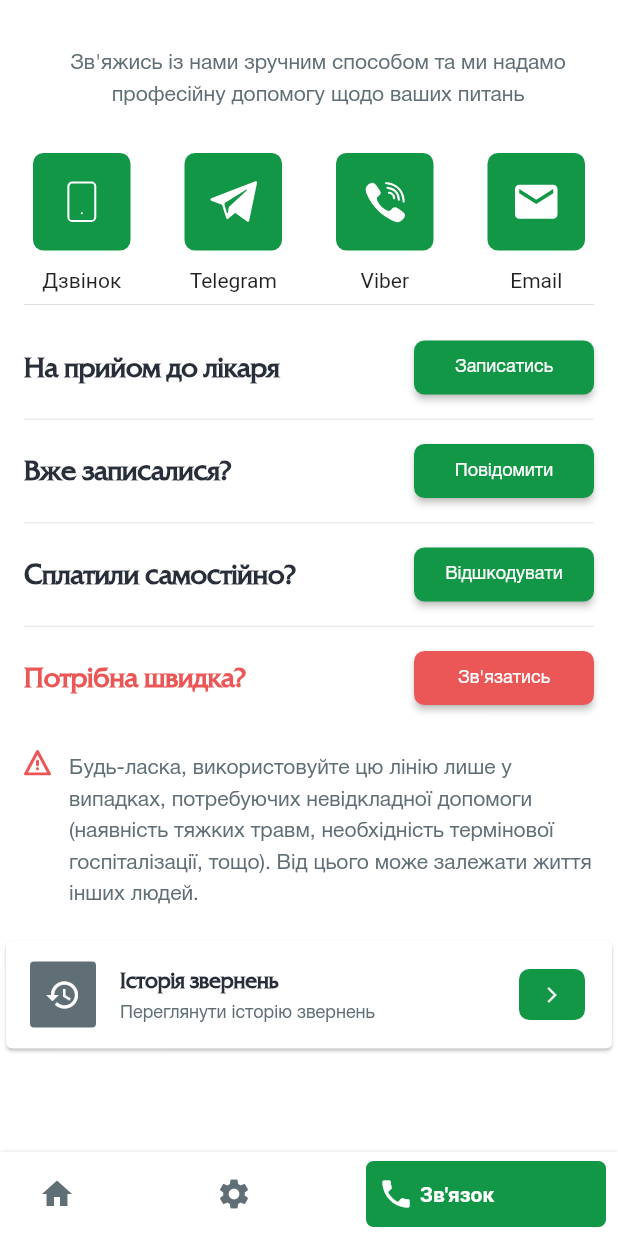
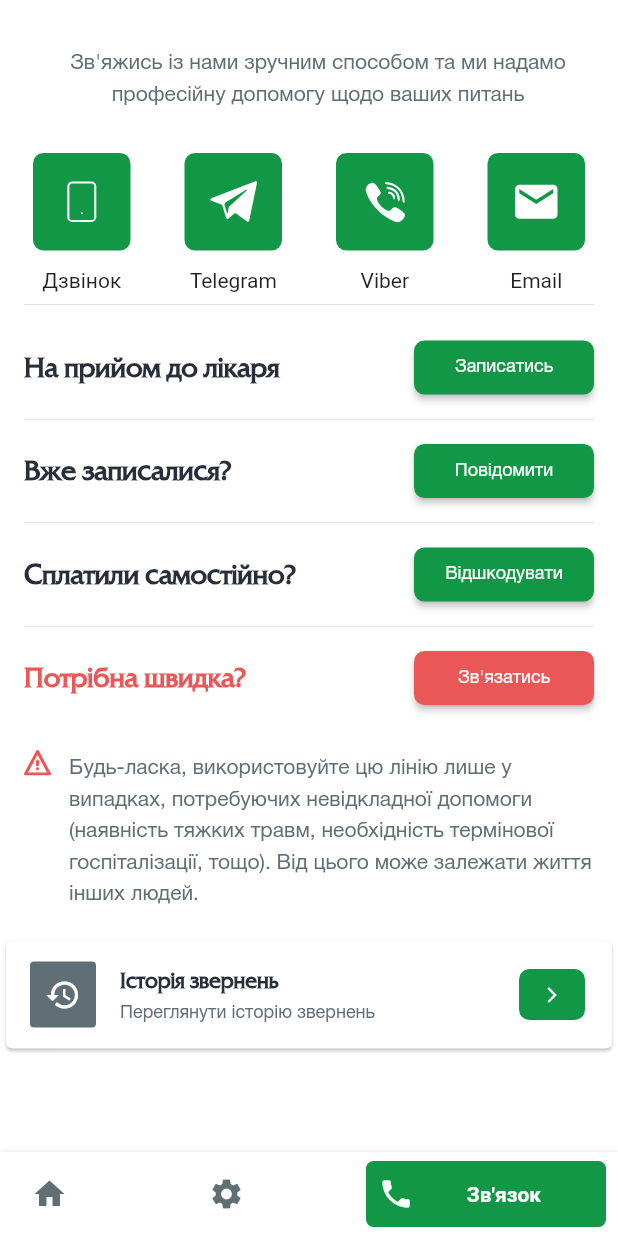
Before and after one commit to MartychDenys/Arsenal, a Flutter app: the MainPage screen opened by its route, after a tap on "Зв'язок з асистансом", on a phone screen of 412 x 824 dp. Run offline on Flutter 3.47's test engine with Material 2 defaults, Android fonts, the phone set to English and light mode, and no system bars; our stand-ins replace circular_check_box, flutter_svg, qr_flutter, shared_preferences; missing offline and left inert: flag; accounts and stored records are empty.

Commit message:
fix(AR-90):change destination page, after press exit button fix(AR-95):change bottom navy bar text align. change button height

```diff
--- a/lib/bottom_navigation/bar.dart
+++ b/lib/bottom_navigation/bar.dart
@@ -160,7 +160,7 @@ class _ItemWidget extends StatelessWidget {
             padding: EdgeInsets.symmetric(horizontal: 8),
             child: Row(
               mainAxisSize: MainAxisSize.max,
-              mainAxisAlignment: MainAxisAlignment.end,
+              mainAxisAlignment: MainAxisAlignment.center,
               crossAxisAlignment: CrossAxisAlignment.center,
               children: <Widget>[
                 IconTheme(
--- a/lib/main.dart
+++ b/lib/main.dart
@@ -3,11 +3,11 @@ import 'package:arsenal_app/locale/app_localizations.dart';
 import 'package:arsenal_app/screens/auth_page.dart';
 import 'package:arsenal_app/screens/bottom_navigation_page.dart';
 import 'package:arsenal_app/screens/come_to_doctor_page.dart';
-import 'package:arsenal_app/screens/communication_page.dart';
+import 'file:///C:/Users/Eugene/arsenal_app/lib/screens/communication_page/communication_page.dart';
 import 'package:arsenal_app/screens/doctor_coupon_page.dart';
 import 'package:arsenal_app/screens/history_page.dart';
 import 'package:arsenal_app/screens/languages_page.dart';
-import 'package:arsenal_app/screens/main_page.dart';
+import 'file:///C:/Users/Eugene/arsenal_app/lib/screens/home_page/home_page.dart';
 import 'package:arsenal_app/screens/pay_page.dart';
 import 'package:arsenal_app/screens/policy/conditions_page.dart';
 import 'package:arsenal_app/screens/policy/policy_page.dart';
--- a/lib/screens/auth_page.dart
+++ b/lib/screens/auth_page.dart
@@ -74,6 +74,8 @@ class _AuthPageState extends State<AuthPage> {
     return Container(
       height: 70,
       alignment: Alignment.center,
+      child: Padding(
+        padding: const EdgeInsets.symmetric(horizontal: 16),
         child: Column(
           children: [
             Text(
@@ -93,12 +95,14 @@ class _AuthPageState extends State<AuthPage> {
               textAlign: TextAlign.center,
               style: TextStyle(
                 fontSize: 13,
+                letterSpacing: 0.2,
                 color: Color.fromRGBO(96, 110, 117, 1),
                 fontWeight: FontWeight.w400,
                 fontFamily: 'HelveticaRegular',
               ),
             ),
           ],
+        ),
       ),
     );
   }
--- a/lib/screens/bottom_navigation_page.dart
+++ b/lib/screens/bottom_navigation_page.dart
@@ -1,8 +1,8 @@
 import 'package:arsenal_app/bottom_navigation/bar.dart';
 import 'package:arsenal_app/locale/app_localizations.dart';
-import 'package:arsenal_app/screens/communication_page.dart';
-import 'package:arsenal_app/screens/main_page.dart';
-import 'package:arsenal_app/screens/settings_page.dart';
+import 'file:///C:/Users/Eugene/arsenal_app/lib/screens/communication_page/communication_page.dart';
+import 'file:///C:/Users/Eugene/arsenal_app/lib/screens/home_page/home_page.dart';
+import 'file:///C:/Users/Eugene/arsenal_app/lib/screens/settings_page/settings_page.dart';
 import 'package:flutter/material.dart';
 import 'package:flutter_svg/flutter_svg.dart';
 
@@ -71,6 +71,7 @@ class _NavigationPageState extends State<NavigationPage> {
             ),
             activeColor: Colors.white,
             inactiveColor: Color.fromRGBO(96, 110, 117, 1),
+            textAlign: TextAlign.center,
           ),
           BottomNavigBarItem(
             title: Text(
@@ -81,6 +82,7 @@ class _NavigationPageState extends State<NavigationPage> {
             ),
             activeColor: Colors.white,
             inactiveColor: Color.fromRGBO(96, 110, 117, 1),
+            textAlign: TextAlign.center,
           ),
           BottomNavigBarItem(
             title: Text(
@@ -91,6 +93,7 @@ class _NavigationPageState extends State<NavigationPage> {
             ),
             activeColor: Colors.white,
             inactiveColor: Color.fromRGBO(96, 110, 117, 1),
+            textAlign: TextAlign.center,
           ),
         ],
       ),
--- a/lib/screens/main_page.dart
+++ b/lib/screens/home_page/home_page.dart
@@ -1,7 +1,7 @@
 import 'package:arsenal_app/locale/app_localizations.dart';
 import 'package:arsenal_app/screens/bottom_navigation_page.dart';
-import 'package:arsenal_app/widgets/icsurance_card.dart';
-import 'package:arsenal_app/widgets/user_info_card.dart';
+import 'file:///C:/Users/Eugene/arsenal_app/lib/screens/home_page/widgets/icsurance_card.dart';
+import 'file:///C:/Users/Eugene/arsenal_app/lib/screens/home_page/widgets/user_info_card.dart';
 import 'package:flutter/material.dart';
 import 'package:flutter_svg/flutter_svg.dart';
 import 'package:arsenal_app/const/styles-consts.dart';
@@ -19,7 +19,7 @@ class MainPage extends StatelessWidget {
             child: Column(
               children: [
                 UserInfoCard(),
-                CallAssistant(context),
+                callAssistant(context),
                 InsuranceCard(),
               ],
             ),
@@ -29,7 +29,7 @@ class MainPage extends StatelessWidget {
     );
   }
 
-  Widget CallAssistant(context) {
+  Widget callAssistant(context) {
     return Container(
       child: Column(
         children: [
@@ -53,7 +53,7 @@ class MainPage extends StatelessWidget {
               ),
               color: red,
               child: Padding(
-                padding: EdgeInsets.symmetric(vertical: 13),
+                padding: EdgeInsets.symmetric(vertical: 26),
                 child: Row(
                   mainAxisAlignment: MainAxisAlignment.center,
                   children: [
--- a/lib/screens/settings_page.dart
+++ b/lib/screens/settings_page/settings_page.dart
@@ -1,8 +1,8 @@
 import 'package:arsenal_app/locale/app_language.dart';
 import 'package:arsenal_app/locale/app_localizations.dart';
-import 'package:arsenal_app/widgets/exit_card.dart';
-import 'package:arsenal_app/widgets/language_card.dart';
-import 'package:arsenal_app/widgets/policy_card.dart';
+import 'file:///C:/Users/Eugene/arsenal_app/lib/screens/settings_page/widgets/exit_card.dart';
+import 'file:///C:/Users/Eugene/arsenal_app/lib/screens/settings_page/widgets/language_card.dart';
+import 'file:///C:/Users/Eugene/arsenal_app/lib/screens/settings_page/widgets/policy_card.dart';
 import 'package:flutter/material.dart';
 import 'package:provider/provider.dart';
 
--- a/lib/widgets/exit_card.dart
+++ b/lib/screens/settings_page/widgets/exit_card.dart
@@ -2,7 +2,7 @@ import 'package:arsenal_app/locale/app_localizations.dart';
 import 'package:flutter/material.dart';
 import 'package:flutter_svg/svg.dart';
 
-import 'dialogs/exit_dialog.dart';
+import '../../../widgets/dialogs/exit_dialog.dart';
 
 class ExitCard extends StatelessWidget {
   Widget build(BuildContext context) {
--- a/lib/widgets/call_menu.dart
+++ b/lib/widgets/call_menu.dart
@@ -17,22 +17,28 @@ class CallMenu extends StatelessWidget {
             CallMenuItem(
               title: AppLocalizations.of(context).translate('call'),
               iconPath: 'assets/icons/smartphone.svg',
-              messanger: TelegramDialog(),
+              messenger: TelegramDialog(),
+              buttonColor: Color.fromRGBO(18, 151, 71, 1),
             ),
             CallMenuItem(
               title: 'Telegram',
               iconPath: 'assets/icons/telegram.svg',
-              messanger: TelegramDialog(),
+              messenger: TelegramDialog(),
+              //buttonColor: Color.fromRGBO(60, 171, 221, 1),
+              buttonColor: Color.fromRGBO(18, 151, 71, 1),
             ),
             CallMenuItem(
               title: 'Viber',
               iconPath: 'assets/icons/viber.svg',
-              messanger: ViberDialog(),
+              messenger: ViberDialog(),
+              //buttonColor: Color.fromRGBO(123, 84, 155, 1),
+              buttonColor: Color.fromRGBO(18, 151, 71, 1),
             ),
             CallMenuItem(
               title: 'Email',
               iconPath: 'assets/icons/mail.svg',
-              messanger: ViberDialog(),
+              messenger: ViberDialog(),
+              buttonColor: Color.fromRGBO(18, 151, 71, 1),
             ),
           ],
         ),
--- a/lib/widgets/call_menu_item.dart
+++ b/lib/widgets/call_menu_item.dart
@@ -4,9 +4,14 @@ import 'package:flutter_svg/flutter_svg.dart';
 class CallMenuItem extends StatelessWidget {
   final String title;
   final String iconPath;
-  final Widget messanger;
+  final Widget messenger;
+  final Color buttonColor;
 
-  CallMenuItem({@required this.title, @required this.iconPath, this.messanger});
+  CallMenuItem(
+      {@required this.title,
+      @required this.iconPath,
+      this.messenger,
+      @required this.buttonColor});
 
   @override
   Widget build(BuildContext context) {
@@ -22,11 +27,11 @@ class CallMenuItem extends StatelessWidget {
                 showDialog(
                   context: context,
                   builder: (BuildContext ctx) {
-                    return messanger;
+                    return messenger;
                   },
                 );
               },
-              color: Color.fromRGBO(18, 151, 71, 1),
+              color: buttonColor,
               shape: RoundedRectangleBorder(
                 borderRadius: BorderRadius.circular(7.0),
               ),
--- a/lib/widgets/dialogs/exit_dialog.dart
+++ b/lib/widgets/dialogs/exit_dialog.dart
@@ -1,4 +1,5 @@
 import 'package:arsenal_app/locale/app_localizations.dart';
+import 'package:arsenal_app/screens/bottom_navigation_page.dart';
 import 'package:flutter/material.dart';
 import 'package:flutter/services.dart';
 import 'package:flutter_svg/flutter_svg.dart';
@@ -57,9 +58,7 @@ class ExitDialog extends StatelessWidget {
                 child: Center(
                   child: GestureDetector(
                     onTap: () {
-                      //Navigator.of(context).pop();
-                      SystemChannels.platform
-                          .invokeMethod<void>('SystemNavigator.pop');
+                      Navigator.of(context).pop();
                     },
                     child: Text(
                       AppLocalizations.of(context).translate('cancel'),
@@ -78,7 +77,9 @@ class ExitDialog extends StatelessWidget {
                     borderRadius: BorderRadius.circular(5),
                   ),
                   onPressed: () {
-                    SystemNavigator.pop();
+                    //SystemNavigator.pop();
+                    Navigator.of(context)
+                        .pushNamedAndRemoveUntil('/auth', (r) => false);
                   },
                   color: Color.fromRGBO(18, 151, 71, 1),
                   child: Container(
--- a/pubspec.yaml
+++ b/pubspec.yaml
@@ -1,5 +1,5 @@
 name: arsenal_app
-description: A new Flutter application.
+description: Arsenal application.
 
 publish_to: 'none' # Remove this line if you wish to publish to pub.dev
 
@@ -15,7 +15,7 @@ dependencies:
   provider: ^4.3.3
   bottom_navy_bar: ^5.6.0
   flag: ^3.0.0
-  flutter_svg: ^0.18.0
+  flutter_svg: ^0.19.3
   circular_check_box: ^1.0.4
   qr_flutter: ^3.1.0
   flutter_native_splash: ^0.3.0
```
Also changed, not shown: lib/screens/communication_page/communication_page.dart (renamed from lib/screens/communication_page.dart), lib/screens/home_page/widgets/icsurance_card.dart (renamed from lib/widgets/icsurance_card.dart), lib/screens/home_page/widgets/user_info_card.dart (renamed from lib/widgets/user_info_card.dart), lib/screens/settings_page/widgets/language_card.dart (renamed from lib/widgets/language_card.dart), lib/screens/settings_page/widgets/policy_card.dart (renamed from lib/widgets/policy_card.dart), pubspec.lock. Lines whose indentation alone changed are shown as unchanged.
